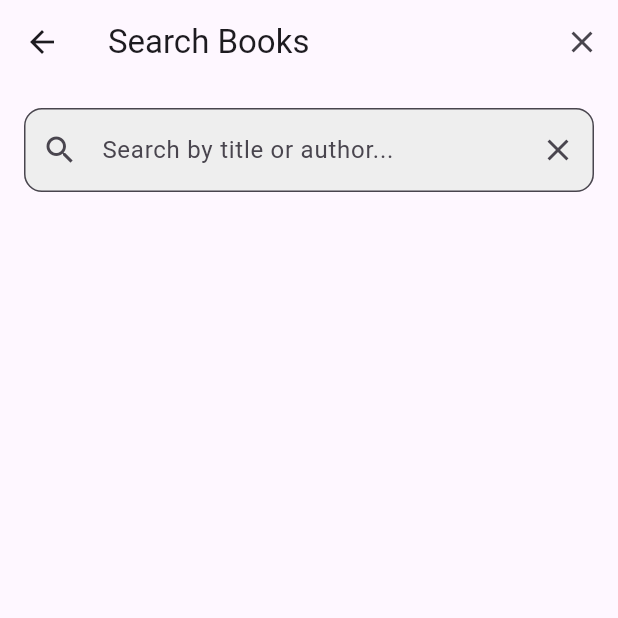
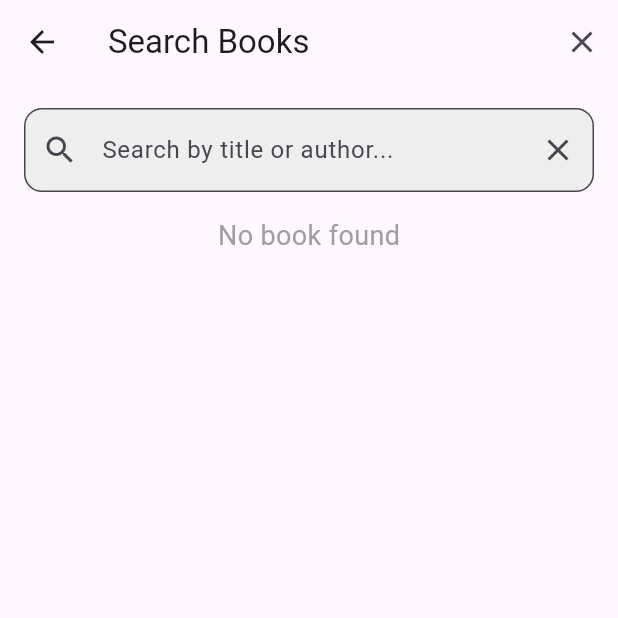
Before and after one commit to divyansh-singh010/book-discovery-app, a Flutter app: the SearchPage screen opened by its route, on a phone screen of 412 x 824 dp, the top half of it. Run offline on Flutter 3.47's test engine with Material 3 defaults, Android fonts, the phone set to English and light mode, and no system bars; network calls fail.

```diff
--- a/lib/screens/book_detail_screen.dart
+++ b/lib/screens/book_detail_screen.dart
@@ -4,7 +4,7 @@ import '../models/book.dart';
 class BookDetailScreen extends StatelessWidget {
   final Book book;
 
-  const BookDetailScreen({Key? key, required this.book}) : super(key: key);
+  const BookDetailScreen({super.key, required this.book});
 
   @override
   Widget build(BuildContext context) {
--- a/lib/screens/search_page.dart
+++ b/lib/screens/search_page.dart
@@ -118,7 +118,7 @@ class _SearchPageState extends State<SearchPage> {
                           style: TextStyle(fontWeight: FontWeight.bold),
                         ),
                         subtitle: Text(
-                          'Authors: ${book.authors.join(", ")}',
+                          'Authors: ${book.authors.map((author) => author.name).join(", ")}',
                           style: TextStyle(color: Colors.grey[700]),
                         ),
                         trailing: Icon(Icons.arrow_forward_ios, size: 16, color: Colors.grey),
@@ -135,6 +135,14 @@ class _SearchPageState extends State<SearchPage> {
                   },
                 ),
               ),
+
+            if (searchResults.isEmpty && !isLoading && errorMessage.isEmpty)
+              Center(
+                child: Text(
+                  'No book found',
+                  style: TextStyle(fontSize: 18, color: Colors.grey),
+                ),
+              ),
           ],
         ),
       ),
```
